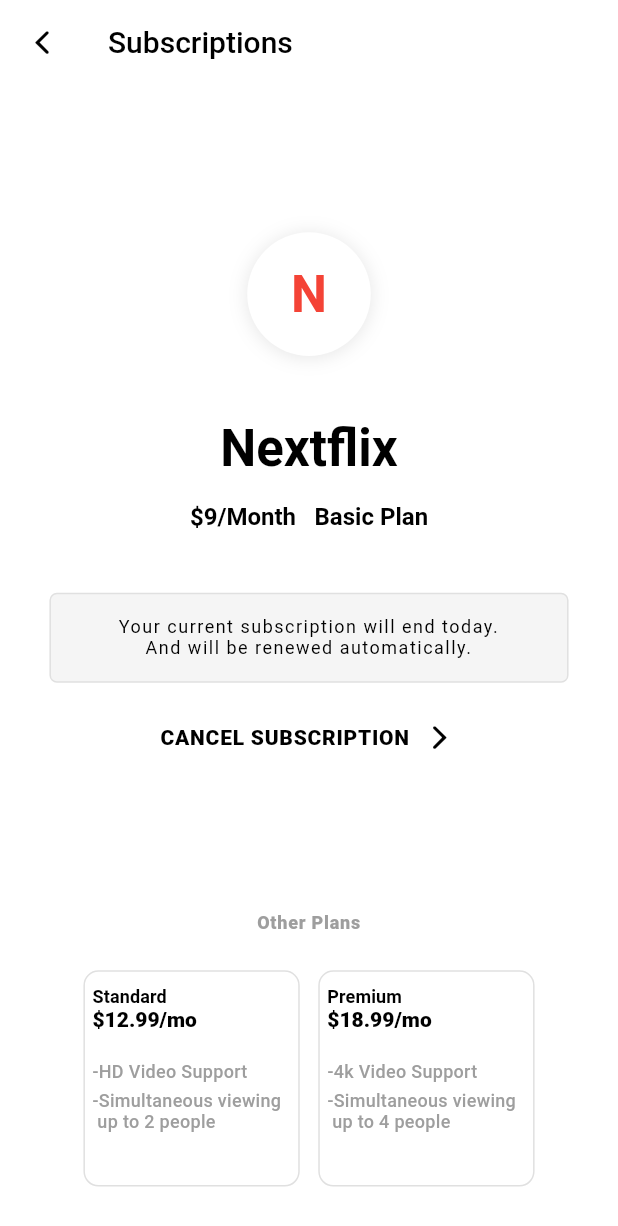
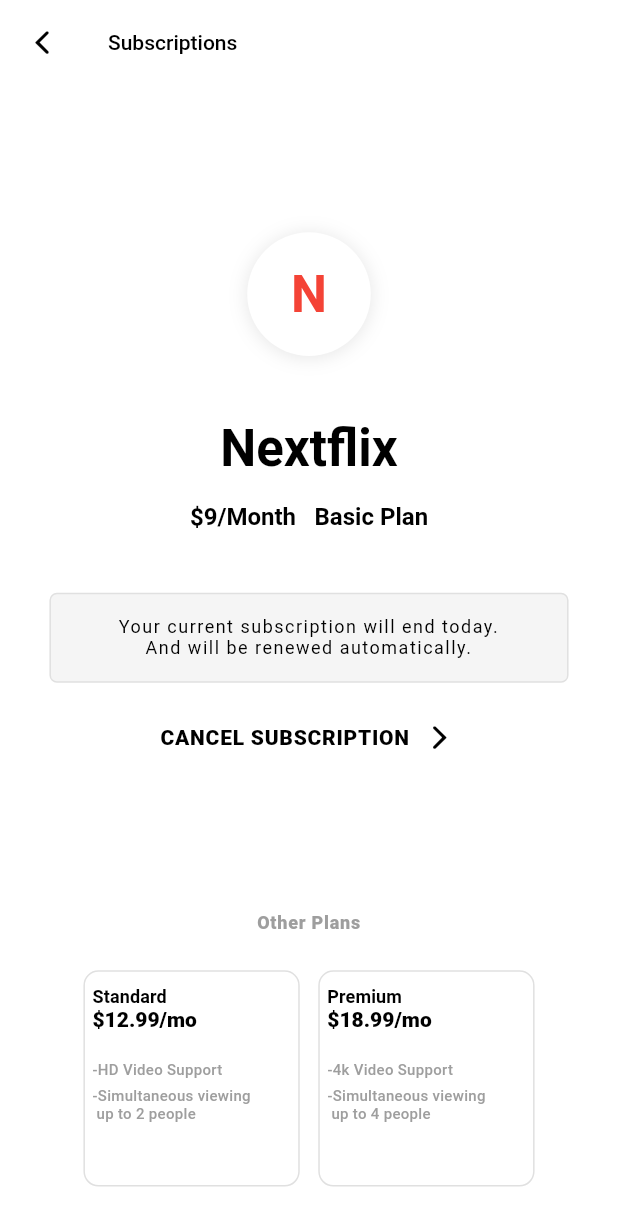
Before and after one commit to ManojMM026/netflix_subscriptions_ui, a Flutter app: the screen it shows after launch, on a phone screen of 412 x 824 dp. Shown: the top 1226 px of the screen. Run offline on Flutter 3.47's test engine with Material 2 defaults, Android fonts, the phone set to English and light mode, and no system bars.

Commit message:
Fixed app bar title alignment

```diff
--- a/lib/main.dart
+++ b/lib/main.dart
@@ -31,13 +31,14 @@ class _NetflixSubscriptionState extends State<NetflixSubscription> {
   Widget build(BuildContext context) {
     return Scaffold(
       appBar: AppBar(
+        centerTitle: false,
         leading: Icon(
           CupertinoIcons.back,
           color: Colors.black,
         ),
         title: Text(
           'Subscriptions',
-          style: TextStyle(color: Colors.black),
+          style: TextStyle(color: Colors.black,fontSize: 14),
         ),
         elevation: 0,
         backgroundColor: Colors.white,
@@ -165,7 +166,9 @@ class _NetflixSubscriptionState extends State<NetflixSubscription> {
                   child: _buildFeatureLabel('-4k Video Support'),
                 ),
                 Padding(
-                  padding: const EdgeInsets.only(top: 5.0),
+                  padding: const EdgeInsets.only(
+                    top: 5.0,
+                  ),
                   child: _buildFeatureLabel(
                       '-Simultaneous viewing\n up to 4 people'),
                 ),
@@ -195,7 +198,7 @@ class _NetflixSubscriptionState extends State<NetflixSubscription> {
           letterSpacing: 0.2,
           color: Colors.grey,
           fontWeight: FontWeight.w500,
-          fontSize: 12),
+          fontSize: 10),
       textAlign: TextAlign.start,
     );
   }
```
Also changed, not shown: ss/netflix_ui.png.
